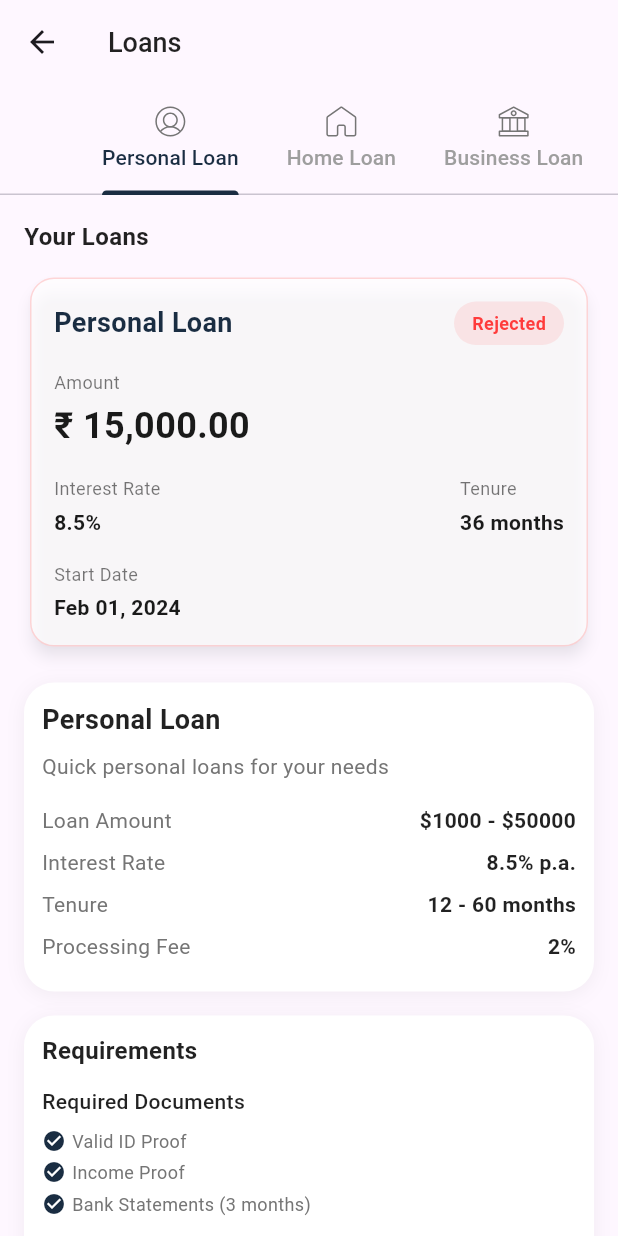
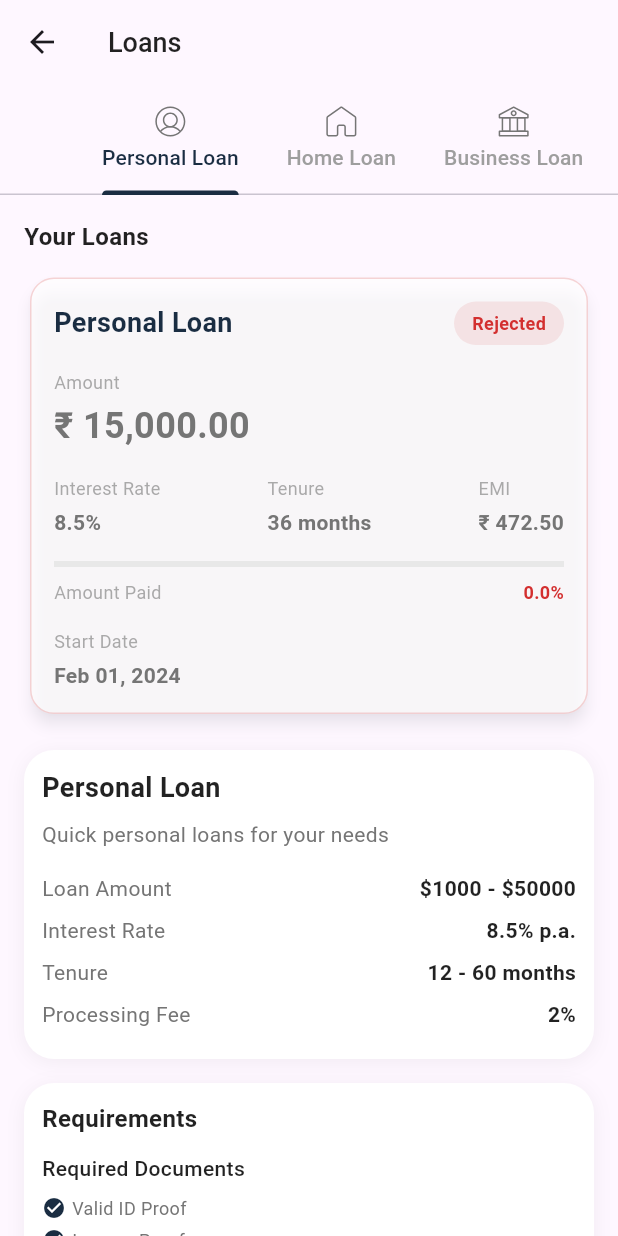
Before and after one commit to shane-569/sofia_bank, a Flutter app: the LoansView screen opened directly, on a phone screen of 412 x 824 dp. Run offline on Flutter 3.47's test engine with Material 3 defaults, Android fonts, the phone set to English and light mode, and no system bars; our stand-ins replace connectivity_plus, dio, equatable, fl_chart, flutter_bloc, flutter_secure_storage and 3 more; accounts and stored records are empty; project files that could hold a hidden picture were left out.

Commit message:
fix: added loan details emi

```diff
--- a/sofia_bank/lib/core/theme/app_colors.dart
+++ b/sofia_bank/lib/core/theme/app_colors.dart
@@ -9,12 +9,21 @@ class AppColors {
   static const Color background = Colors.white;
   static const Color text = Color(0xFF1A1A1A);
   static const Color textSecondary = Color(0xFF757575);
-  static const Color error = Color(0xFFFF3B3B);
-  static const Color success = Color(0xFF06C270);
+  static const Color error = Color(0xFFD32F2F);
+  static const Color success = Color(0xFF388E3C);
+  static const Color warning = Color(0xFFF57C00);
   static const Color border = Color(0xFFE8E8E8);
   static const Color white70 = Color(0xB3FFFFFF);
 
   // Gradient colors
   static const Color gradientStart = Color(0xFF4FA5B2);
   static const Color gradientEnd = Color(0xFF6DD9D3);
+
+  // EMI Status Colors
+  static const Color emiPaidBg = Color(0xFFE8F5E9);
+  static const Color emiPaidText = Color(0xFF388E3C);
+  static const Color emiUpcomingBg = Color(0xFFFFF3E0);
+  static const Color emiUpcomingText = Color(0xFFF57C00);
+  static const Color emiDisabledBg = Color(0xFFEEEEEE);
+  static const Color emiDisabledText = Color(0xFF9E9E9E);
 }
--- a/sofia_bank/lib/features/auth/presentation/pages/sign_up_page.dart
+++ b/sofia_bank/lib/features/auth/presentation/pages/sign_up_page.dart
@@ -38,7 +38,7 @@ class _SignUpPageState extends State<SignUpPage> {
         backgroundColor: Colors.transparent,
         elevation: 0,
         leading: IconButton(
-          icon: const Icon(Icons.arrow_back, color: AppColors.text),
+          icon: const Icon(Icons.arrow_back, color: AppColors.textSecondary),
           onPressed: () => Navigator.pop(context),
         ),
       ),
--- a/sofia_bank/lib/features/loans/domain/models/loan.dart
+++ b/sofia_bank/lib/features/loans/domain/models/loan.dart
@@ -40,8 +40,8 @@ class Loan {
   final DateTime startDate;
   final DateTime? endDate;
   final LoanStatus status;
-  final double? emi;
-  final double? amountPaid;
+  final double emi;
+  final double amountPaid;
 
   const Loan({
     required this.id,
@@ -52,7 +52,7 @@ class Loan {
     required this.startDate,
     this.endDate,
     required this.status,
-    this.emi,
-    this.amountPaid,
+    required this.emi,
+    required this.amountPaid,
   });
 }
--- a/sofia_bank/lib/features/loans/presentation/pages/loans_page.dart
+++ b/sofia_bank/lib/features/loans/presentation/pages/loans_page.dart
@@ -9,6 +9,7 @@ import 'package:sofia_bank/features/loans/domain/models/loan_info.dart';
 import 'package:sofia_bank/features/loans/presentation/cubit/loans_cubit.dart';
 import 'package:sofia_bank/features/loans/presentation/cubit/loans_state.dart';
 import 'package:sofia_bank/features/loans/presentation/widgets/loan_card.dart';
+import 'package:sofia_bank/features/loans/presentation/pages/loan_details_page.dart';
 
 class LoansPage extends StatelessWidget {
   const LoansPage({Key? key}) : super(key: key);
@@ -67,6 +68,8 @@ class LoansView extends StatelessWidget {
             tenure: 36,
             startDate: DateTime(2024, 2, 1),
             status: LoanStatus.rejected,
+            emi: 472.50,
+            amountPaid: 0,
           ),
         ];
       default:
@@ -159,7 +162,12 @@ class LoansView extends StatelessWidget {
                   child: LoanCard(
                     loan: loan,
                     onTap: () {
-                      // TODO: Navigate to loan details
+                      Navigator.push(
+                        context,
+                        MaterialPageRoute(
+                          builder: (context) => LoanDetailsPage(loan: loan),
+                        ),
+                      );
                     },
                   ),
                 )),
--- a/sofia_bank/lib/features/loans/presentation/widgets/loan_card.dart
+++ b/sofia_bank/lib/features/loans/presentation/widgets/loan_card.dart
@@ -56,7 +56,7 @@ class LoanCard extends StatelessWidget {
                 'Amount',
                 style: TextStyle(
                   fontSize: 12,
-                  color: AppColors.text.withOpacity(0.6),
+                  color: AppColors.textSecondary.withOpacity(0.6),
                 ),
               ),
               const SizedBox(height: 4),
@@ -65,7 +65,7 @@ class LoanCard extends StatelessWidget {
                 style: const TextStyle(
                   fontSize: 24,
                   fontWeight: FontWeight.w600,
-                  color: AppColors.text,
+                  color: AppColors.textSecondary,
                 ),
               ),
               const SizedBox(height: 16),
@@ -102,7 +102,7 @@ class LoanCard extends StatelessWidget {
                       'Amount Paid',
                       style: TextStyle(
                         fontSize: 12,
-                        color: AppColors.text.withOpacity(0.6),
+                        color: AppColors.textSecondary.withOpacity(0.6),
                       ),
                     ),
                     Text(
@@ -170,7 +170,7 @@ class LoanCard extends StatelessWidget {
           label,
           style: TextStyle(
             fontSize: 12,
-            color: AppColors.text.withOpacity(0.6),
+            color: AppColors.textSecondary.withOpacity(0.6),
           ),
         ),
         const SizedBox(height: 4),
@@ -179,7 +179,7 @@ class LoanCard extends StatelessWidget {
           style: const TextStyle(
             fontSize: 14,
             fontWeight: FontWeight.w600,
-            color: AppColors.text,
+            color: AppColors.textSecondary,
           ),
         ),
       ],
--- a/sofia_bank/lib/main.dart
+++ b/sofia_bank/lib/main.dart
@@ -39,7 +39,7 @@ class MyApp extends StatelessWidget {
         appBarTheme: const AppBarTheme(
           backgroundColor: Colors.transparent,
           elevation: 0,
-          iconTheme: IconThemeData(color: AppColors.text),
+          iconTheme: IconThemeData(color: AppColors.textSecondary),
           titleTextStyle: AppTextTheme.appBarTitle,
         ),
         inputDecorationTheme: InputDecorationTheme(
```
Also changed, not shown: sofia_bank/lib/features/loans/presentation/cubit/loan_details_cubit.dart (added, +54 -0 lines), sofia_bank/lib/features/loans/presentation/cubit/loan_details_state.dart (added, +51 -0 lines), sofia_bank/lib/features/loans/presentation/pages/loan_details_page.dart (added, +196 -0 lines).
